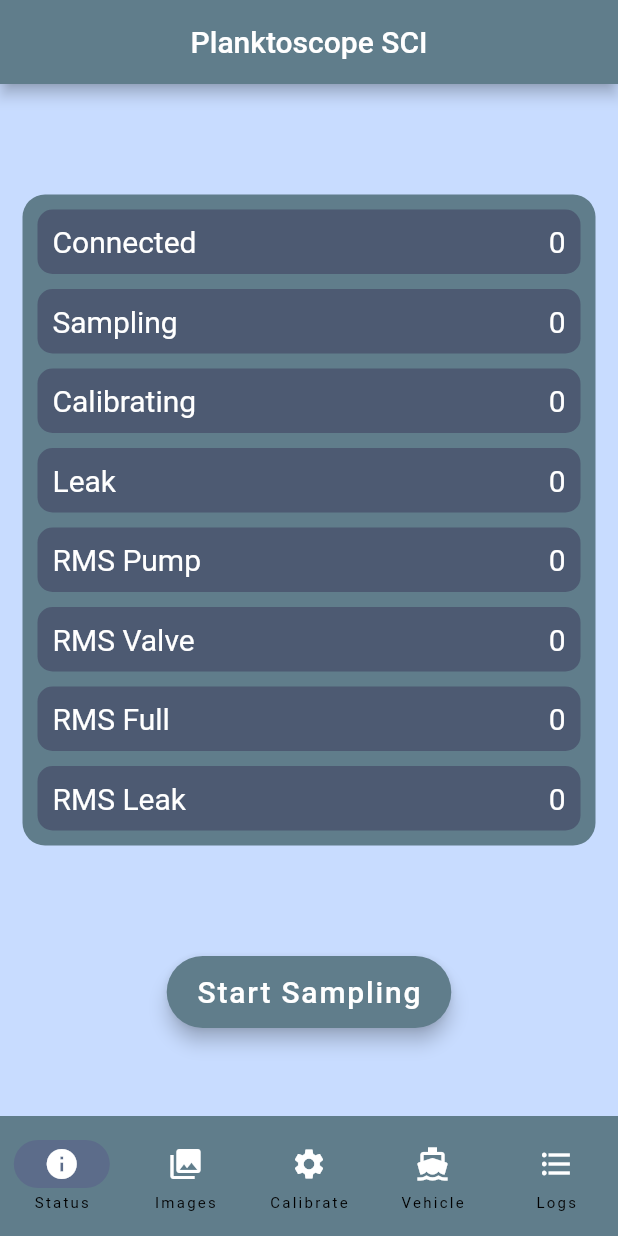
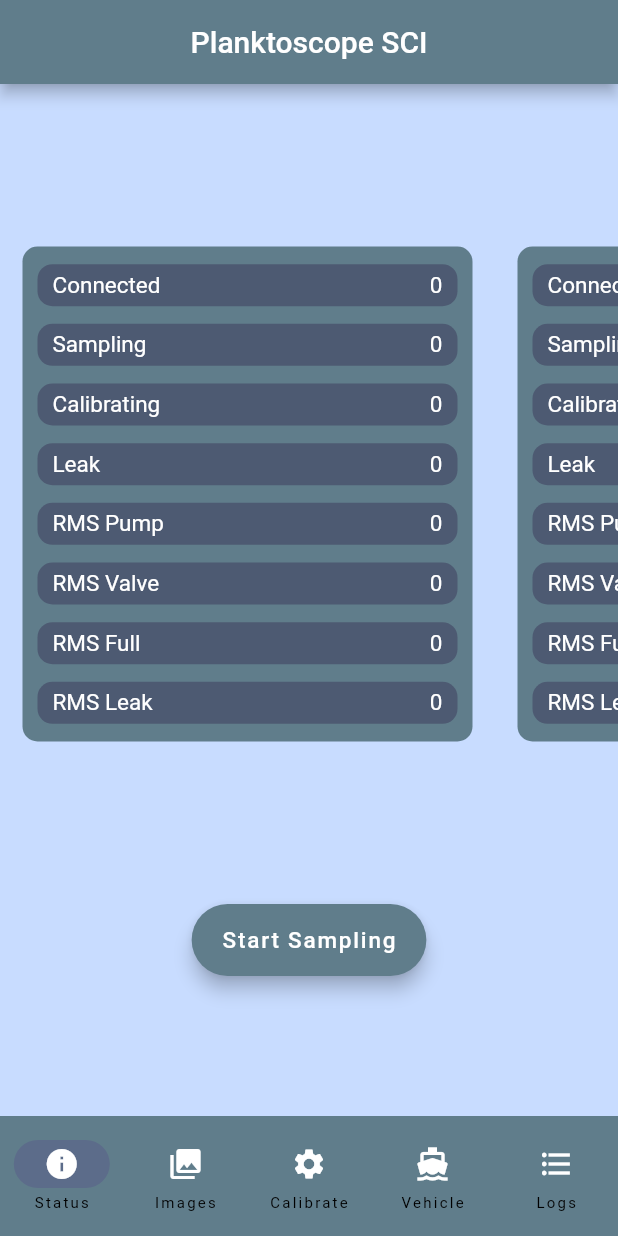
Before and after one commit to anh60/OtterUSV-PlanktonSystem, a Flutter app: the screen it shows after launch, on a phone screen of 412 x 824 dp. Run offline on Flutter 3.47's test engine with Material 2 defaults, Android fonts, the light colour scheme and no system bars; missing offline and left inert: mqtt_client.

Commit message:
bilder over mqtt funker med flutter, status siden funker med flere elementer

```diff
--- /dev/null
+++ b/sci/flutter/sci/lib/controllers/status_controller.dart
@@ -0,0 +1 @@
+import "package:flutter/material.dart";
--- a/sci/flutter/sci/lib/pages/status_page.dart
+++ b/sci/flutter/sci/lib/pages/status_page.dart
@@ -1,10 +1,8 @@
 import "package:flutter/material.dart";
 
 import "package:sci/constants.dart";
-
 import "package:sci/controllers/mqtt_controller.dart";
-
-import "package:sci/widgets/StatusTab.dart";
+import "package:sci/widgets/status_box.dart";
 
 class StatusPage extends StatefulWidget {
   // MQTT Client
@@ -37,40 +35,96 @@ class _StatusPageState extends State<StatusPage> {
         // Column elements
         children: <Widget>[
           // Status flags
-          ValueListenableBuilder<int>(
-            builder: (BuildContext context, int value, Widget? child) {
-              rms_pump = (value >> 0) & 1;
-              rms_valve = (value >> 1) & 1;
-              rms_full = (value >> 2) & 1;
-              rms_leak = (value >> 3) & 1;
-              connected = (value >> 4) & 1;
-              sampling = (value >> 5) & 1;
-              leak = (value >> 6) & 1;
-              calibrating = (value >> 7) & 1;
+          ValueListenableBuilder<String>(
+            builder: (BuildContext context, String value, Widget? child) {
+              int status = int.parse(value);
+              rms_pump = (status >> 0) & 1;
+              rms_valve = (status >> 1) & 1;
+              rms_full = (status >> 2) & 1;
+              rms_leak = (status >> 3) & 1;
+              connected = (status >> 4) & 1;
+              sampling = (status >> 5) & 1;
+              leak = (status >> 6) & 1;
+              calibrating = (status >> 7) & 1;
 
-              // Box around status flags
-              return Container(
-                alignment: Alignment.center,
-                margin: const EdgeInsets.all(15),
-                padding: const EdgeInsets.all(5),
-                decoration: BoxDecoration(
-                  color: Colors.blueGrey,
-                  shape: BoxShape.rectangle,
-                  borderRadius: BorderRadius.circular(15),
-                ),
-
-                // Column for all the status flags
-                child: Column(
-                  mainAxisAlignment: MainAxisAlignment.spaceEvenly,
+              return SizedBox(
+                height: 360,
+                width: 1320,
+                child: ListView(
+                  scrollDirection: Axis.horizontal,
                   children: <Widget>[
-                    StatusTab('Connected', connected),
-                    StatusTab('Sampling', sampling),
-                    StatusTab('Calibrating', calibrating),
-                    StatusTab('Leak', leak),
-                    StatusTab('RMS Pump', rms_pump),
-                    StatusTab('RMS Valve', rms_valve),
-                    StatusTab('RMS Full', rms_full),
-                    StatusTab('RMS Leak', rms_leak),
+                    StatusBox(
+                      'Connected',
+                      connected,
+                      'Sampling',
+                      sampling,
+                      'Calibrating',
+                      calibrating,
+                      'Leak',
+                      leak,
+                      'RMS Pump',
+                      rms_pump,
+                      'RMS Valve',
+                      rms_valve,
+                      'RMS Full',
+                      rms_full,
+                      'RMS Leak',
+                      rms_leak,
+                    ),
+                    StatusBox(
+                      'Connected',
+                      connected,
+                      'Sampling',
+                      sampling,
+                      'Calibrating',
+                      calibrating,
+                      'Leak',
+                      leak,
+                      'RMS Pump',
+                      rms_pump,
+                      'RMS Valve',
+                      rms_valve,
+                      'RMS Full',
+                      rms_full,
+                      'RMS Leak',
+                      rms_leak,
+                    ),
+                    StatusBox(
+                      'Connected',
+                      connected,
+                      'Sampling',
+                      sampling,
+                      'Calibrating',
+                      calibrating,
+                      'Leak',
+                      leak,
+                      'RMS Pump',
+                      rms_pump,
+                      'RMS Valve',
+                      rms_valve,
+                      'RMS Full',
+                      rms_full,
+                      'RMS Leak',
+                      rms_leak,
+                    ),
+                    StatusBox(
+                      'Connected',
+                      connected,
+                      'Sampling',
+                      sampling,
+                      'Calibrating',
+                      calibrating,
+                      'Leak',
+                      leak,
+                      'RMS Pump',
+                      rms_pump,
+                      'RMS Valve',
+                      rms_valve,
+                      'RMS Full',
+                      rms_full,
+                      'RMS Leak',
+                      rms_leak,
+                    ),
                   ],
                 ),
               );
@@ -83,7 +137,7 @@ class _StatusPageState extends State<StatusPage> {
               'Start Sampling',
               style: TextStyle(
                 color: Colors.white,
-                fontSize: 20,
+                fontSize: 15,
               ),
             ),
             backgroundColor: Colors.blueGrey,
--- a/sci/flutter/sci/lib/widgets/StatusTab.dart
+++ /dev/null
@@ -1,56 +0,0 @@
-import "package:flutter/material.dart";
-
-class StatusTab extends StatefulWidget {
-  String flagname;
-  int flag;
-
-  StatusTab(this.flagname, this.flag);
-
-  @override
-  State<StatusTab> createState() => _StatusTabState();
-}
-
-class _StatusTabState extends State<StatusTab> {
-  static const double sfontsize = 20;
-  static const Color scolor = Color.fromARGB(255, 77, 90, 114);
-  static const double edges = 5;
-  static const double sradius = 10;
-  static const double spadding = 10;
-
-  @override
-  Widget build(BuildContext context) {
-    return Container(
-      alignment: Alignment.center,
-      margin: const EdgeInsets.all(edges),
-      padding: const EdgeInsets.all(spadding),
-      decoration: BoxDecoration(
-        color: scolor,
-        shape: BoxShape.rectangle,
-        borderRadius: BorderRadius.circular(sradius),
-      ),
-      child: Row(
-        mainAxisAlignment: MainAxisAlignment.spaceBetween,
-        children: [
-          Align(
-            alignment: Alignment.center,
-            child: Text(
-              widget.flagname,
-              style: const TextStyle(
-                  color: Color.fromARGB(255, 255, 255, 255),
-                  fontSize: sfontsize),
-            ),
-          ),
-          Align(
-            alignment: Alignment.center,
-            child: Text(
-              widget.flag.toString(),
-              style: const TextStyle(
-                  color: Color.fromARGB(255, 255, 255, 255),
-                  fontSize: sfontsize),
-            ),
-          ),
-        ],
-      ),
-    );
-  }
-}
--- /dev/null
+++ b/sci/flutter/sci/lib/widgets/status_box.dart
@@ -0,0 +1,72 @@
+import "package:flutter/material.dart";
+
+import "package:sci/widgets/status_tab.dart";
+
+class StatusBox extends StatefulWidget {
+  String name0, name1, name2, name3, name4, name5, name6, name7;
+  int val0, val1, val2, val3, val4, val5, val6, val7;
+
+  StatusBox(
+    this.name0,
+    this.val0,
+    this.name1,
+    this.val1,
+    this.name2,
+    this.val2,
+    this.name3,
+    this.val3,
+    this.name4,
+    this.val4,
+    this.name5,
+    this.val5,
+    this.name6,
+    this.val6,
+    this.name7,
+    this.val7,
+  );
+
+  @override
+  State<StatusBox> createState() => _StatusBoxState();
+}
+
+class _StatusBoxState extends State<StatusBox> {
+  static const double xMax = 300;
+  static const double yMax = 350;
+  static const double xMin = 300;
+  static const double yMin = 350;
+
+  @override
+  Widget build(BuildContext context) {
+    return Container(
+      alignment: Alignment.center,
+      margin: const EdgeInsets.all(15),
+      padding: const EdgeInsets.fromLTRB(0, 5, 0, 5),
+      decoration: BoxDecoration(
+        color: Colors.blueGrey,
+        shape: BoxShape.rectangle,
+        borderRadius: BorderRadius.circular(10),
+      ),
+      constraints: const BoxConstraints(
+        maxWidth: xMax,
+        maxHeight: yMax,
+        minWidth: xMin,
+        minHeight: yMin,
+      ),
+
+      // Column for all the status flags
+      child: Column(
+        mainAxisAlignment: MainAxisAlignment.spaceEvenly,
+        children: <Widget>[
+          StatusTab(widget.name0, widget.val0),
+          StatusTab(widget.name1, widget.val1),
+          StatusTab(widget.name2, widget.val2),
+          StatusTab(widget.name3, widget.val3),
+          StatusTab(widget.name4, widget.val4),
+          StatusTab(widget.name5, widget.val5),
+          StatusTab(widget.name6, widget.val6),
+          StatusTab(widget.name7, widget.val7),
+        ],
+      ),
+    );
+  }
+}
--- /dev/null
+++ b/sci/flutter/sci/lib/widgets/status_tab.dart
@@ -0,0 +1,61 @@
+import "package:flutter/material.dart";
+
+class StatusTab extends StatefulWidget {
+  String name;
+  int value;
+
+  StatusTab(this.name, this.value);
+
+  @override
+  State<StatusTab> createState() => _StatusTabState();
+}
+
+class _StatusTabState extends State<StatusTab> {
+  static const double fontsize = 15;
+  static const Color color = Color.fromARGB(255, 77, 90, 114);
+  static const double radius = 10;
+  static const double xMargin = 10;
+  static const double yMargin = 5;
+  static const double xPadding = 10;
+  static const double yPadding = 5;
+
+  @override
+  Widget build(BuildContext context) {
+    return Container(
+      alignment: Alignment.center,
+      margin: const EdgeInsets.fromLTRB(xMargin, yMargin, xMargin, yMargin),
+      padding:
+          const EdgeInsets.fromLTRB(xPadding, yPadding, xPadding, yPadding),
+      decoration: BoxDecoration(
+        color: color,
+        shape: BoxShape.rectangle,
+        borderRadius: BorderRadius.circular(radius),
+      ),
+      child: Row(
+        mainAxisAlignment: MainAxisAlignment.spaceBetween,
+        children: [
+          Align(
+            alignment: Alignment.center,
+            child: Text(
+              widget.name,
+              style: const TextStyle(
+                color: Color.fromARGB(255, 255, 255, 255),
+                fontSize: fontsize,
+              ),
+            ),
+          ),
+          Align(
+            alignment: Alignment.center,
+            child: Text(
+              widget.value.toString(),
+              style: const TextStyle(
+                color: Color.fromARGB(255, 255, 255, 255),
+                fontSize: fontsize,
+              ),
+            ),
+          ),
+        ],
+      ),
+    );
+  }
+}
```
Also changed, not shown: sci/flutter/sci/lib/controllers/mqtt_controller.dart (+42 -41 lines), sci/flutter/sci/lib/pages/calibrate_page.dart (+48 -12 lines).
